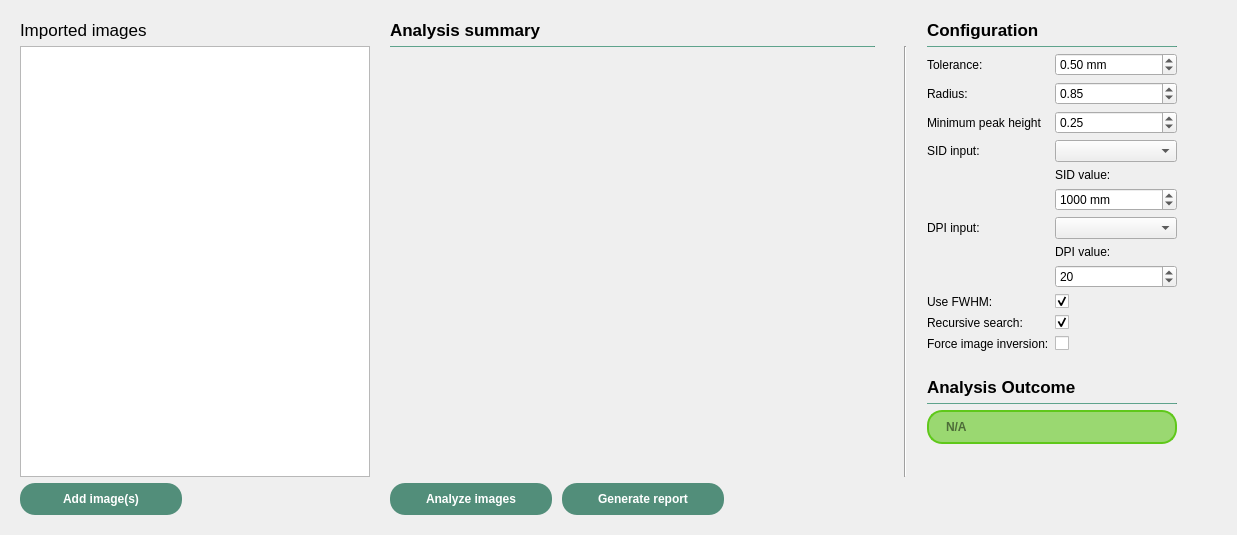
Quantico-Bullet/PyBeam-QA, file ui/qt_ui/starshotWorksheet.ui: the form before one commit.
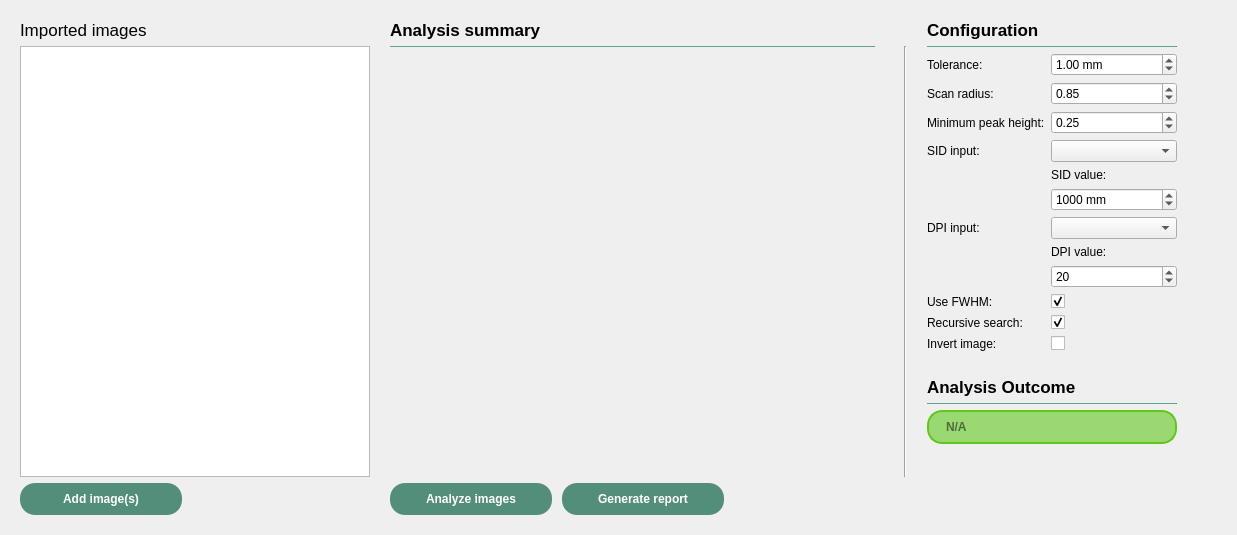
The form after the commit.

```diff
--- a/ui/qt_ui/starshotWorksheet.ui
+++ b/ui/qt_ui/starshotWorksheet.ui
@@ -96,7 +96,7 @@
                  <double>0.500000000000000</double>
                 </property>
                 <property name="value">
-                 <double>0.500000000000000</double>
+                 <double>1.000000000000000</double>
                 </property>
                </widget>
               </item>
@@ -105,14 +105,14 @@
             <item row="1" column="0">
              <widget class="QLabel" name="cropLabel">
               <property name="text">
-               <string>Radius:</string>
+               <string>Scan radius:</string>
               </property>
              </widget>
             </item>
             <item row="1" column="1">
              <widget class="QDoubleSpinBox" name="radiusSB">
               <property name="minimum">
-               <double>0.050000000000000</double>
+               <double>0.200000000000000</double>
               </property>
               <property name="maximum">
                <double>0.950000000000000</double>
@@ -128,7 +128,7 @@
             <item row="2" column="0">
              <widget class="QLabel" name="minPeakHeightLabel">
               <property name="text">
-               <string>Minimum peak height</string>
+               <string>Minimum peak height:</string>
               </property>
              </widget>
             </item>
@@ -262,7 +262,7 @@
             <item row="9" column="0">
              <widget class="QLabel" name="forceImageInversionLabel">
               <property name="text">
-               <string>Force image inversion:</string>
+               <string>Invert image:</string>
               </property>
              </widget>
             </item>
```
Left out of the diff: 23 changed lines with no effect on the pictures.
